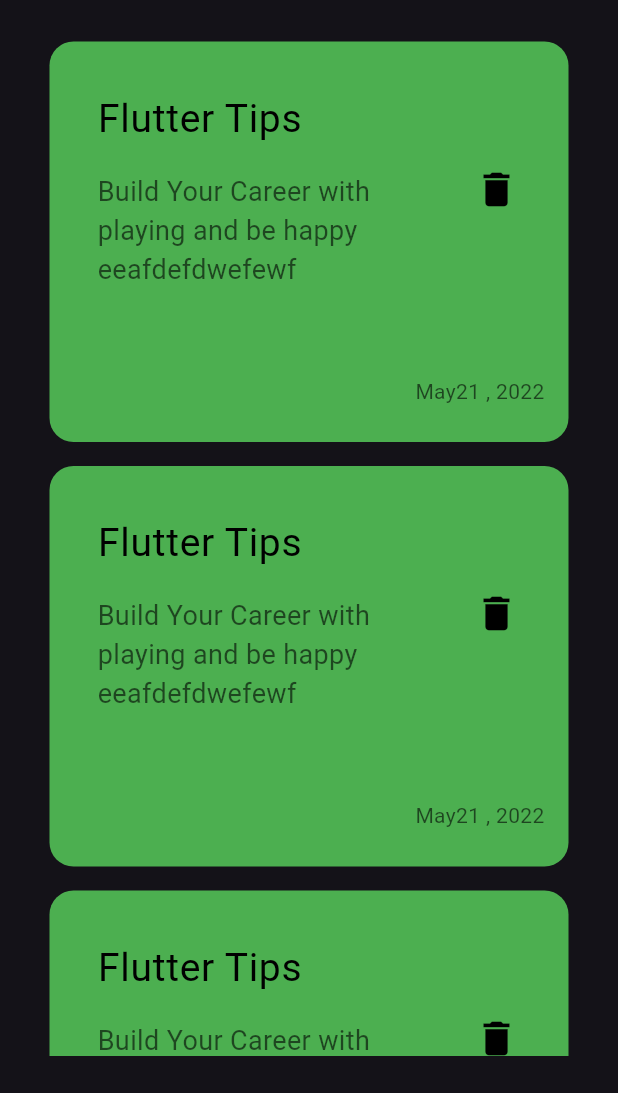
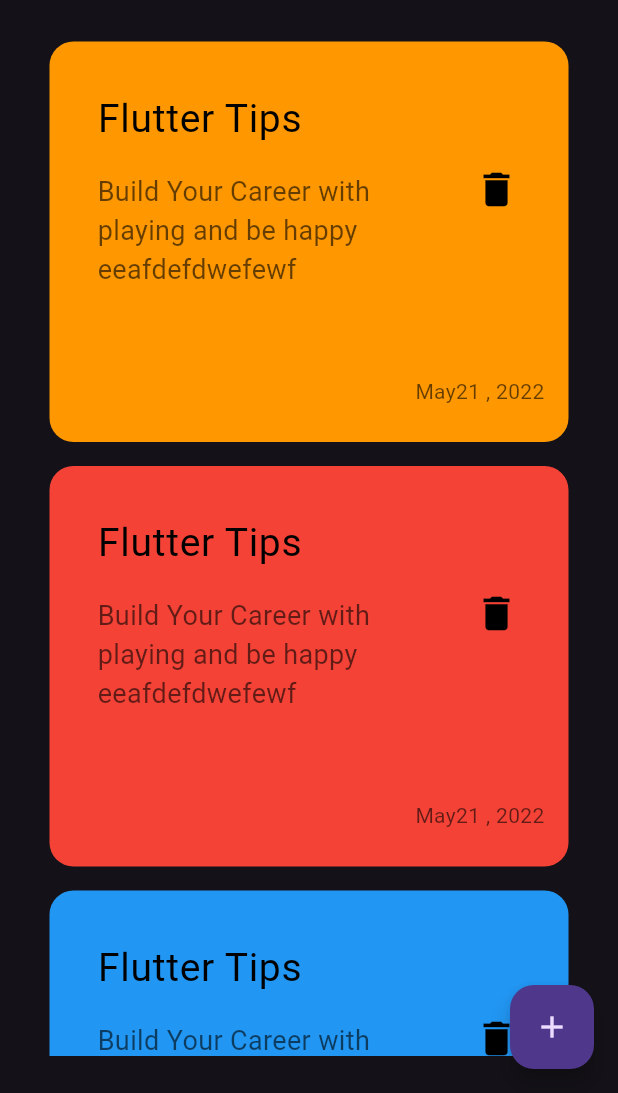
Before and after one commit to mohammed99-m/notes_app, a Flutter app: the screen it shows after launch, on a phone screen of 412 x 824 dp, the part 143-1236 px from its top. Run offline on Flutter 3.47's test engine with Material 3 defaults, Android fonts, the light colour scheme and no system bars.

Commit message:
adding floating action button

```diff
--- a/lib/views/notes_view.dart
+++ b/lib/views/notes_view.dart
@@ -7,7 +7,10 @@
   @override
   Widget build(BuildContext context) {
     return Scaffold(
-     body: NotesBudy()
-    );
+        floatingActionButton: FloatingActionButton(
+          onPressed: () {},
+          child: const Icon(Icons.add),
+        ),
+        body: const NotesBudy());
   }
 }
--- a/lib/widget/note_item.dart
+++ b/lib/widget/note_item.dart
@@ -1,37 +1,51 @@
 import 'package:flutter/material.dart';
+
 class NoteItem extends StatelessWidget {
-  const NoteItem({super.key});
-
+  const NoteItem({super.key , required this.colorData});
+  final Color colorData;
   @override
   Widget build(BuildContext context) {
     return Container(
       // height: 200,
       // width: double.infinity,
-      padding: const EdgeInsets.only(top: 24,bottom: 24,left: 16),
+      padding: const EdgeInsets.only(top: 24, bottom: 24, left: 16),
       decoration: BoxDecoration(
-        color: Colors.green,
+        color: colorData,
         borderRadius: BorderRadius.circular(16),
       ),
       child: Column(
         crossAxisAlignment: CrossAxisAlignment.end,
         children: [
           ListTile(
-            title: const Text('Flutter Tips',style:TextStyle(color: Colors.black,fontSize:26),),
+            title: const Text(
+              'Flutter Tips',
+              style: TextStyle(color: Colors.black, fontSize: 26),
+            ),
             subtitle: Padding(
-              padding: const EdgeInsets.only(top:16),
-              child: Text("Build Your Career with playing and be happy eeafdefdwefewf",style:TextStyle(fontSize:18,color: Colors.black.withOpacity(0.6))),
+              padding: const EdgeInsets.only(top: 16),
+              child: Text(
+                  "Build Your Career with playing and be happy eeafdefdwefewf",
+                  style: TextStyle(
+                      fontSize: 18, color: Colors.black.withOpacity(0.6))),
             ),
             trailing: IconButton(
-              icon: const Icon(Icons.delete,color: Colors.black,size:30,),
-              onPressed: () {
-
-              },
+              icon: const Icon(
+                Icons.delete,
+                color: Colors.black,
+                size: 30,
+              ),
+              onPressed: () {},
             ),
           ),
-          const SizedBox(height:50,),
+          const SizedBox(
+            height: 50,
+          ),
           Padding(
-            padding: const EdgeInsets.only(right:16),
-            child: Text("May21 , 2022",style:TextStyle(color: Colors.black.withOpacity(0.6)),),
+            padding: const EdgeInsets.only(right: 16),
+            child: Text(
+              "May21 , 2022",
+              style: TextStyle(color: Colors.black.withOpacity(0.6)),
+            ),
           )
         ],
       ),
--- a/lib/widget/notes_list_view.dart
+++ b/lib/widget/notes_list_view.dart
@@ -5,15 +5,20 @@
   const NotesListView({
     super.key,
   });
-
+  final colors = const [
+      Colors.orange,
+      Colors.red,
+      Colors.blue,
+      Colors.green,
+  ];
   @override
   Widget build(BuildContext context) {
     return ListView.builder(
-      itemCount: 3,
+      itemCount: 4,
       itemBuilder: (context, index) {
-        return const Padding(
-          padding: EdgeInsets.all(8.0),
-          child: NoteItem(),
+        return  Padding(
+          padding: const EdgeInsets.all(8.0),
+          child: NoteItem(colorData:colors[index%4],),
         );
       },
     );
```
